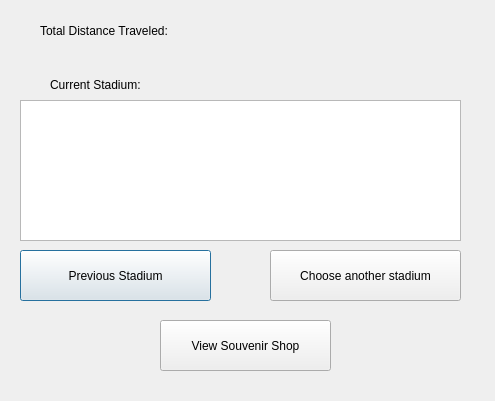
Above: marlinstrip.ui from Ling2251/CS1D-Project-2-Baseball-Project before the change. Below: the same form after it.
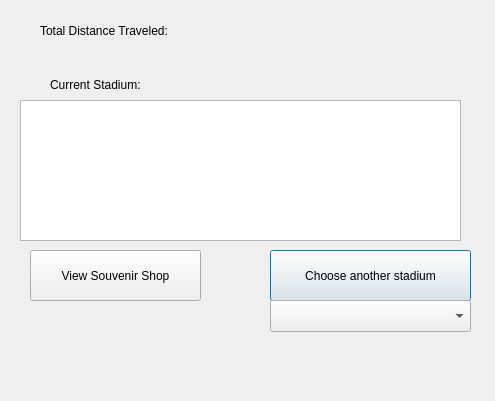
That is the form after the change.

Commit message: marlin and dodger ui finished, working on dijkstra

Diff of the .ui file:
```diff
--- a/marlinstrip.ui
+++ b/marlinstrip.ui
@@ -26,19 +26,6 @@
     <string>Current Stadium: </string>
    </property>
   </widget>
-  <widget class="QPushButton" name="pushButton">
-   <property name="geometry">
-    <rect>
-     <x>20</x>
-     <y>250</y>
-     <width>191</width>
-     <height>51</height>
-    </rect>
-   </property>
-   <property name="text">
-    <string>Previous Stadium</string>
-   </property>
-  </widget>
   <widget class="QTableView" name="tableView">
    <property name="geometry">
     <rect>
@@ -67,7 +54,7 @@
     <rect>
      <x>270</x>
      <y>250</y>
-     <width>191</width>
+     <width>201</width>
      <height>51</height>
     </rect>
    </property>
@@ -78,8 +65,8 @@
   <widget class="QPushButton" name="pushButton_3">
    <property name="geometry">
     <rect>
-     <x>160</x>
-     <y>320</y>
+     <x>30</x>
+     <y>250</y>
      <width>171</width>
      <height>51</height>
     </rect>
@@ -88,6 +75,16 @@
     <string>View Souvenir Shop</string>
    </property>
   </widget>
+  <widget class="QComboBox" name="comboBox">
+   <property name="geometry">
+    <rect>
+     <x>270</x>
+     <y>300</y>
+     <width>201</width>
+     <height>32</height>
+    </rect>
+   </property>
+  </widget>
  </widget>
  <resources/>
  <connections/>
```
The commit also changes 6 other files.
